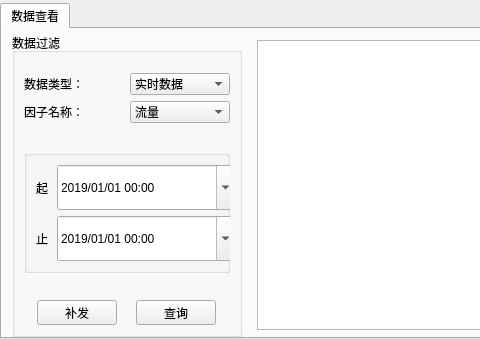
Old version of the form interface/src/ui/statisticwidget.ui in the repository msq123sjl/zlkzq; both pictures show x 0 to 480 and y 0 to 339 of the 718 by 339 pixel window.
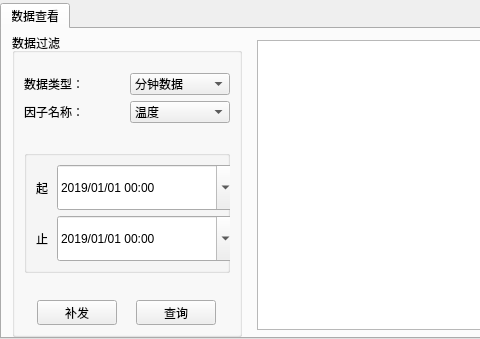
New version of the form.

Diff of the .ui file:
```diff
--- a/interface/src/ui/statisticwidget.ui
+++ b/interface/src/ui/statisticwidget.ui
@@ -124,7 +124,12 @@
                <widget class="QComboBox" name="comboBox_data_type">
                 <item>
                  <property name="text">
-                  <string>实时数据</string>
+                  <string>分钟数据</string>
+                 </property>
+                </item>
+                <item>
+                 <property name="text">
+                  <string>小时数据</string>
                  </property>
                 </item>
                 <item>
@@ -164,7 +169,7 @@
                <widget class="QComboBox" name="comboBox_pollutant_type">
                 <item>
                  <property name="text">
-                  <string>流量</string>
+                  <string>温度</string>
                  </property>
                 </item>
                 <item>
```
Left out of the diff: 39 changed lines with no effect on the pictures.
